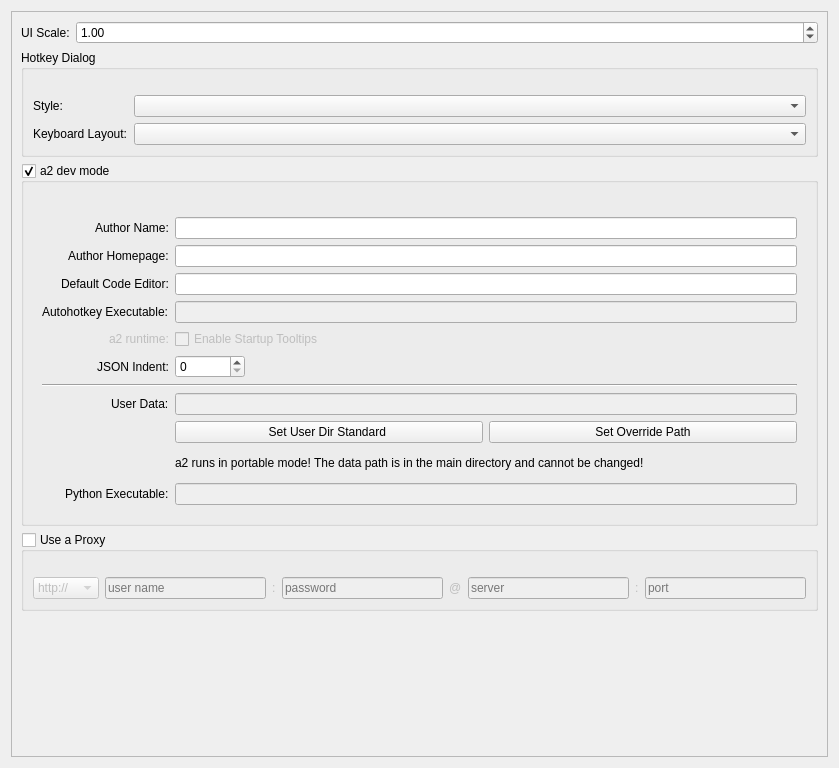
Old version of the form ui/a2widget/a2settings_advanced.ui in the repository ewerybody/a2.
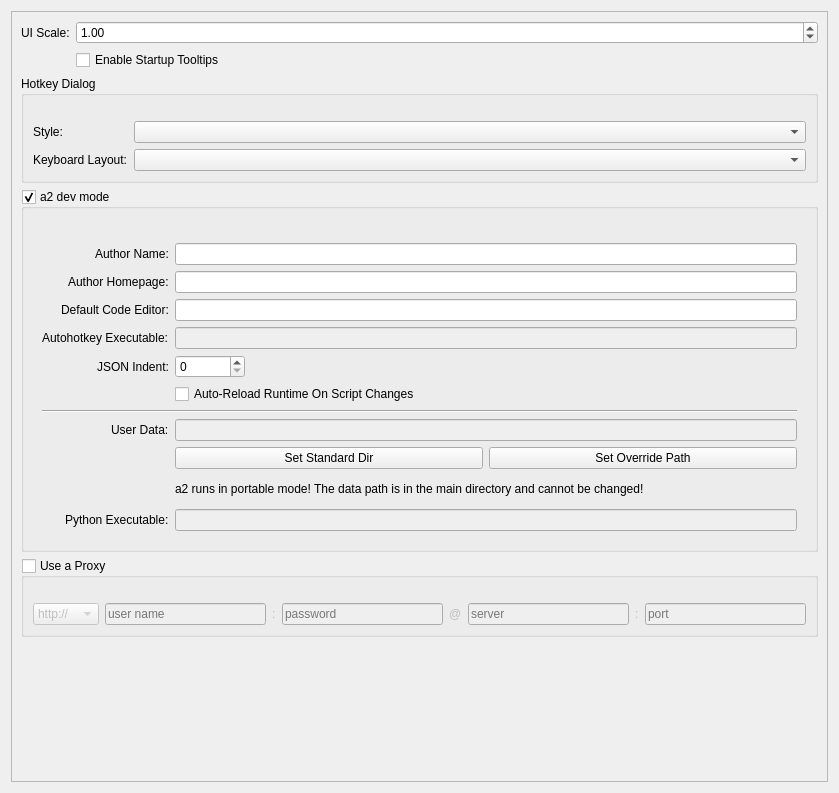
New version of the form. Custom widgets are drawn as their Qt base class.

Commit message: a2settings now can adjust a2.cfg in data path

```diff
--- a/ui/a2widget/a2settings_advanced.ui
+++ b/ui/a2widget/a2settings_advanced.ui
@@ -7,7 +7,7 @@
     <x>0</x>
     <y>0</y>
     <width>839</width>
-    <height>768</height>
+    <height>793</height>
    </rect>
   </property>
   <layout class="QVBoxLayout" name="verticalLayout">
@@ -22,7 +22,7 @@
         <x>0</x>
         <y>0</y>
         <width>815</width>
-        <height>744</height>
+        <height>769</height>
        </rect>
       </property>
       <layout class="QFormLayout" name="formLayout_3">
@@ -52,7 +52,7 @@
          </property>
         </widget>
        </item>
-       <item row="1" column="0" colspan="2">
+       <item row="2" column="0" colspan="2">
         <widget class="QGroupBox" name="hotkey_box">
          <property name="title">
           <string notr="true">Hotkey Dialog</string>
@@ -84,7 +84,7 @@
          </layout>
         </widget>
        </item>
-       <item row="2" column="0" colspan="2">
+       <item row="5" column="0" colspan="2">
         <widget class="QGroupBox" name="dev_box">
          <property name="title">
           <string notr="true">a2 dev mode</string>
@@ -167,44 +167,7 @@
                </property>
               </widget>
              </item>
-             <item row="4" column="0">
-              <widget class="QLabel" name="label_12">
-               <property name="enabled">
-                <bool>false</bool>
-               </property>
-               <property name="text">
-                <string notr="true">a2 runtime:</string>
-               </property>
-              </widget>
-             </item>
-             <item row="4" column="1">
-              <widget class="QCheckBox" name="startup_tooltips">
-               <property name="enabled">
-                <bool>false</bool>
-               </property>
-               <property name="text">
-                <string notr="true">Enable Startup Tooltips</string>
-               </property>
-              </widget>
-             </item>
-             <item row="5" column="0">
-              <widget class="QLabel" name="label_9">
-               <property name="text">
-                <string notr="true">JSON Indent:</string>
-               </property>
-              </widget>
-             </item>
-             <item row="5" column="1">
-              <widget class="QSpinBox" name="json_indent">
-               <property name="maximumSize">
-                <size>
-                 <width>70</width>
-                 <height>16777215</height>
-                </size>
-               </property>
-              </widget>
-             </item>
-             <item row="9" column="0" colspan="2">
+             <item row="10" column="0" colspan="2">
               <widget class="Line" name="line">
                <property name="sizePolicy">
                 <sizepolicy hsizetype="Minimum" vsizetype="Fixed">
@@ -223,14 +186,14 @@
                </property>
               </widget>
              </item>
-             <item row="10" column="0">
+             <item row="11" column="0">
               <widget class="QLabel" name="label_2">
                <property name="text">
                 <string notr="true">User Data:</string>
                </property>
               </widget>
              </item>
-             <item row="10" column="1">
+             <item row="11" column="1">
               <widget class="A2PathField" name="data_folder">
                <property name="enabled">
                 <bool>false</bool>
@@ -240,14 +203,14 @@
                </property>
               </widget>
              </item>
-             <item row="13" column="0">
+             <item row="14" column="0">
               <widget class="QLabel" name="label_10">
                <property name="text">
                 <string notr="true">Python Executable:</string>
                </property>
               </widget>
              </item>
-             <item row="13" column="1">
+             <item row="14" column="1">
               <widget class="A2PathField" name="python_executable">
                <property name="enabled">
                 <bool>false</bool>
@@ -257,12 +220,12 @@
                </property>
               </widget>
              </item>
-             <item row="11" column="1">
+             <item row="12" column="1">
               <layout class="QHBoxLayout" name="horizontalLayout_4">
                <item>
                 <widget class="QPushButton" name="button_set_user_dir_standard">
                  <property name="text">
-                  <string notr="true">Set User Dir Standard </string>
+                  <string notr="true">Set Standard Dir</string>
                  </property>
                 </widget>
                </item>
@@ -275,7 +238,7 @@
                </item>
               </layout>
              </item>
-             <item row="12" column="1">
+             <item row="13" column="1">
               <widget class="QLabel" name="portable_label">
                <property name="text">
                 <string>a2 runs in portable mode! The data path is in the main directory and cannot be changed!</string>
@@ -285,13 +248,37 @@
                </property>
               </widget>
              </item>
+             <item row="4" column="1">
+              <widget class="QSpinBox" name="json_indent">
+               <property name="maximumSize">
+                <size>
+                 <width>70</width>
+                 <height>16777215</height>
+                </size>
+               </property>
+              </widget>
+             </item>
+             <item row="4" column="0">
+              <widget class="QLabel" name="label_9">
+               <property name="text">
+                <string notr="true">JSON Indent:</string>
+               </property>
+              </widget>
+             </item>
+             <item row="5" column="1">
+              <widget class="QCheckBox" name="auto_reload">
+               <property name="text">
+                <string notr="true">Auto-Reload Runtime On Script Changes</string>
+               </property>
+              </widget>
+             </item>
             </layout>
            </widget>
           </item>
          </layout>
         </widget>
        </item>
-       <item row="3" column="0" colspan="2">
+       <item row="6" column="0" colspan="2">
         <widget class="QGroupBox" name="proxy_box">
          <property name="title">
           <string notr="true">Use a Proxy</string>
@@ -385,6 +372,13 @@
          </layout>
         </widget>
        </item>
+       <item row="1" column="1">
+        <widget class="QCheckBox" name="startup_tooltips">
+         <property name="text">
+          <string notr="true">Enable Startup Tooltips</string>
+         </property>
+        </widget>
+       </item>
       </layout>
      </widget>
     </widget>
```
The commit also changes 3 other files.
